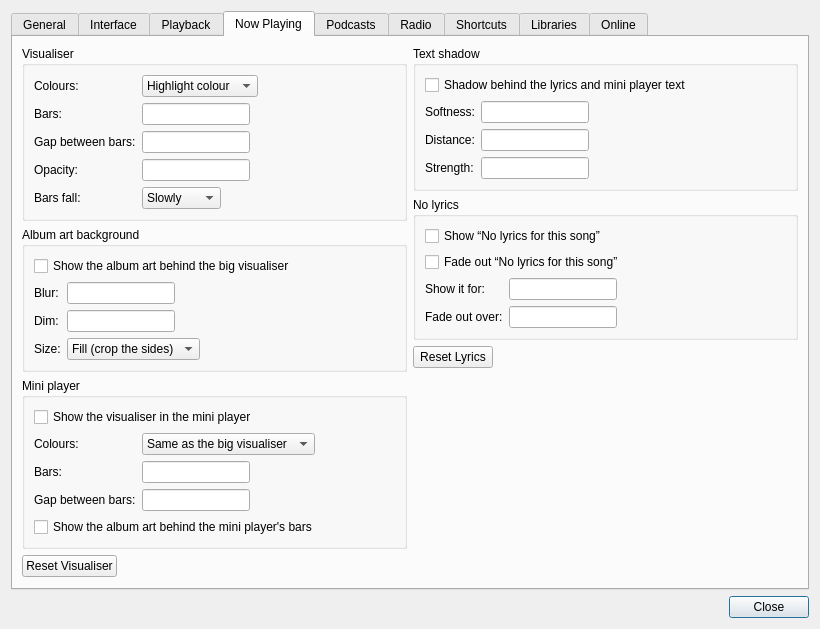
The window that ui/settings.ui (music-hive-dev/MusicHive) describes before a commit, drawn with Qt 5.
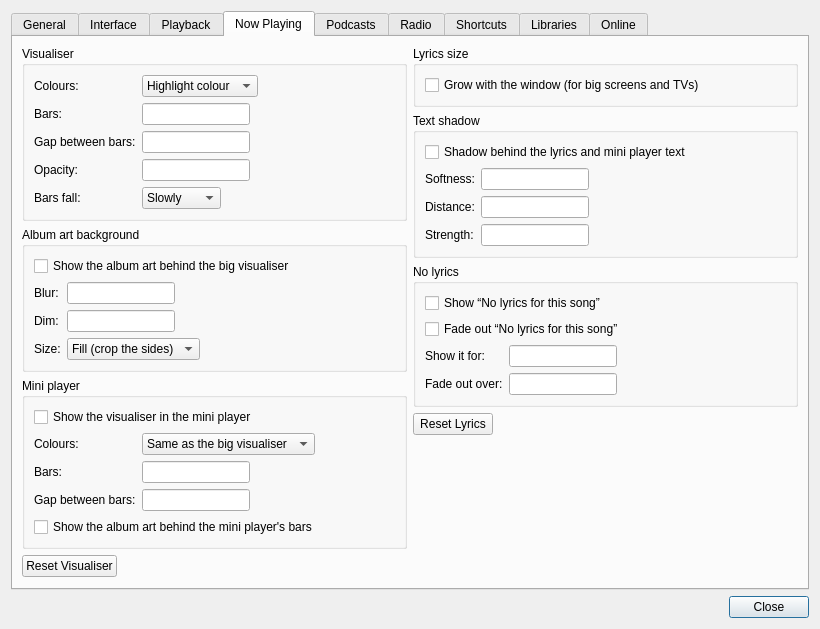
The same window after the commit. The open tabs and pages were chosen to show the change.

Commit message:
visualiser colours from the cover, lyrics that grow with the window, raised version to 1.3.2
- "From the cover": the cover's darker colour behind the bars, the brighter one for them
- "Grow with the window": bigger lyrics in a big window, for TVs

Diff of the .ui file:
```diff
--- a/ui/settings.ui
+++ b/ui/settings.ui
@@ -1311,6 +1311,28 @@
        </item>
        <item>
         <layout class="QVBoxLayout" name="visualiserTabRight">
+         <item>
+          <widget class="QGroupBox" name="lyricsSizeGroup">
+           <property name="title">
+            <string>Lyrics size</string>
+           </property>
+           <layout class="QFormLayout" name="lyricsSizeForm">
+            <property name="fieldGrowthPolicy">
+             <enum>QFormLayout::FieldGrowthPolicy::FieldsStayAtSizeHint</enum>
+            </property>
+            <item row="0" column="0" colspan="2">
+             <widget class="QCheckBox" name="lyricsScale">
+              <property name="toolTip">
+               <string>In a window bigger than usual (full screen on a TV, say), the lyrics grow with it, up to four times their size. They never get smaller.</string>
+              </property>
+              <property name="text">
+               <string>Grow with the window (for big screens and TVs)</string>
+              </property>
+             </widget>
+            </item>
+           </layout>
+          </widget>
+         </item>
          <item>
           <widget class="QGroupBox" name="lyricsShadowGroup">
            <property name="title">
```
Left out of the diff: 12 changed lines with no effect on the pictures. The commit also changes 6 other files.
